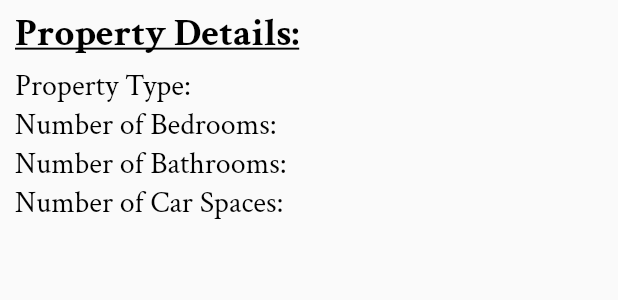
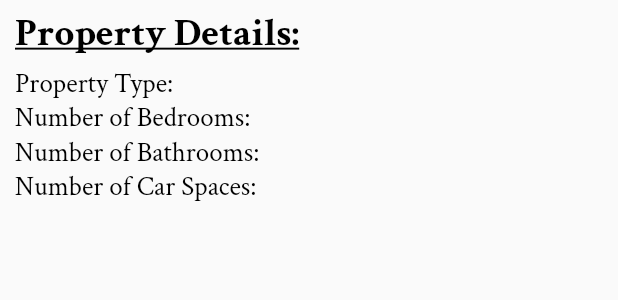
Before and after one commit to arunreddy10/Property-Finder, a Flutter app: the ProductDetailsWidget widget shown alone on an empty page, opened directly with empty values, on a phone screen of 412 x 824 dp. Shown: the top 300 px of the screen. Run offline on Flutter 3.47's test engine with Material 2 defaults, Android fonts, the phone set to English and light mode, and no system bars; our stand-ins replace google_fonts, smooth_star_rating; network calls fail.

```diff
--- a/lib/pages/ProductPage.dart
+++ b/lib/pages/ProductPage.dart
@@ -52,7 +52,7 @@ class ProductPage extends StatelessWidget {
                       Container(
                         alignment: Alignment.centerLeft,
                         margin: EdgeInsets.only(left: 10, right: 10, top: 10),
-                        child: Text("Last Updated on:  " + listItem.lastUpdated,
+                        child: Text("Last Updated:  " + listItem.lastUpdated,
                           textAlign: TextAlign.left,
                           style: TextStyle(color: Colors.grey, fontSize: 13.0),
                         ),
--- a/lib/widgets/ProductDetailsWidget.dart
+++ b/lib/widgets/ProductDetailsWidget.dart
@@ -12,7 +12,7 @@ class ProductDetailsWidget extends StatelessWidget {
     List<Widget> detailsWidgets = new List();
     detailsWidgets.add(Container(color: Colors.blue[75],
         alignment: Alignment.centerLeft,
-        margin: EdgeInsets.only( left: 10, right: 10, top: 5, bottom: 5),
+        margin: EdgeInsets.only( left: 10, right: 10, bottom: 5),
         child: Text('Property Details:',
           textAlign: TextAlign.left,
           style: GoogleFonts.crimsonText(textStyle: TextStyle(color: Colors.black, fontSize: 26.0,fontWeight: FontWeight.bold, decoration: TextDecoration.underline))
@@ -31,16 +31,19 @@ class ProductDetailsWidget extends StatelessWidget {
       margin: EdgeInsets.only( left: 10, right: 10),
       alignment: Alignment.centerLeft,
       child: Text(type + ':  '+ value,
-        textAlign: TextAlign.justify,
-        style: GoogleFonts.crimsonText(textStyle: TextStyle(color: Colors.black,fontSize: 20.0))
+        textAlign: TextAlign.left,
+        style: GoogleFonts.crimsonText(textStyle: TextStyle(color: Colors.black,fontSize: 18.0))
       ),
     );
   }
 
   @override
   Widget build(BuildContext context){
-    return Column(
-      children: getDetailsWidgets(listItem)
+    return Container(
+      margin: EdgeInsets.only(top: 5, bottom: 10),
+      child: Column(
+        children: getDetailsWidgets(listItem)
+      )
     );
   }
 }
```
Also changed, not shown: lib/widgets/ListItemWidget.dart (+7 -1 lines), lib/widgets/ProductPriceWidget.dart (+6 -3 lines), 3 other files.
